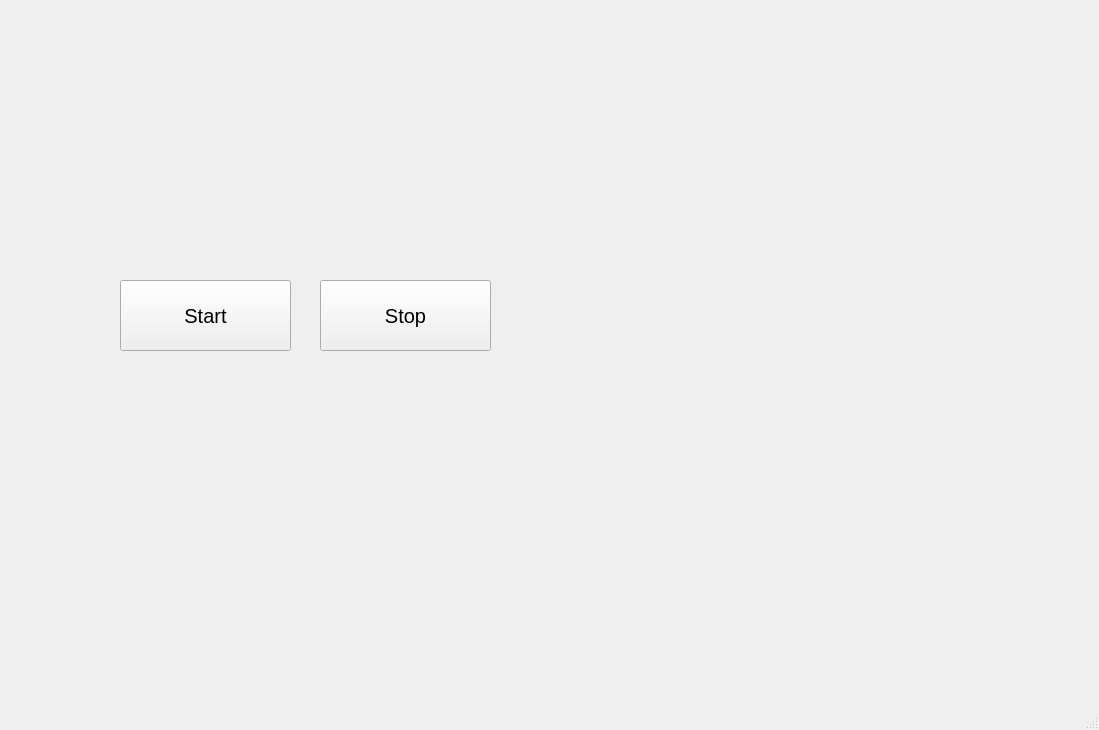
This is cpp-analyzer/ui/mainwindow.ui in FedarKryvitski/Spectrum-analyzer as Qt 5 draws it before an edit. The edited form follows.
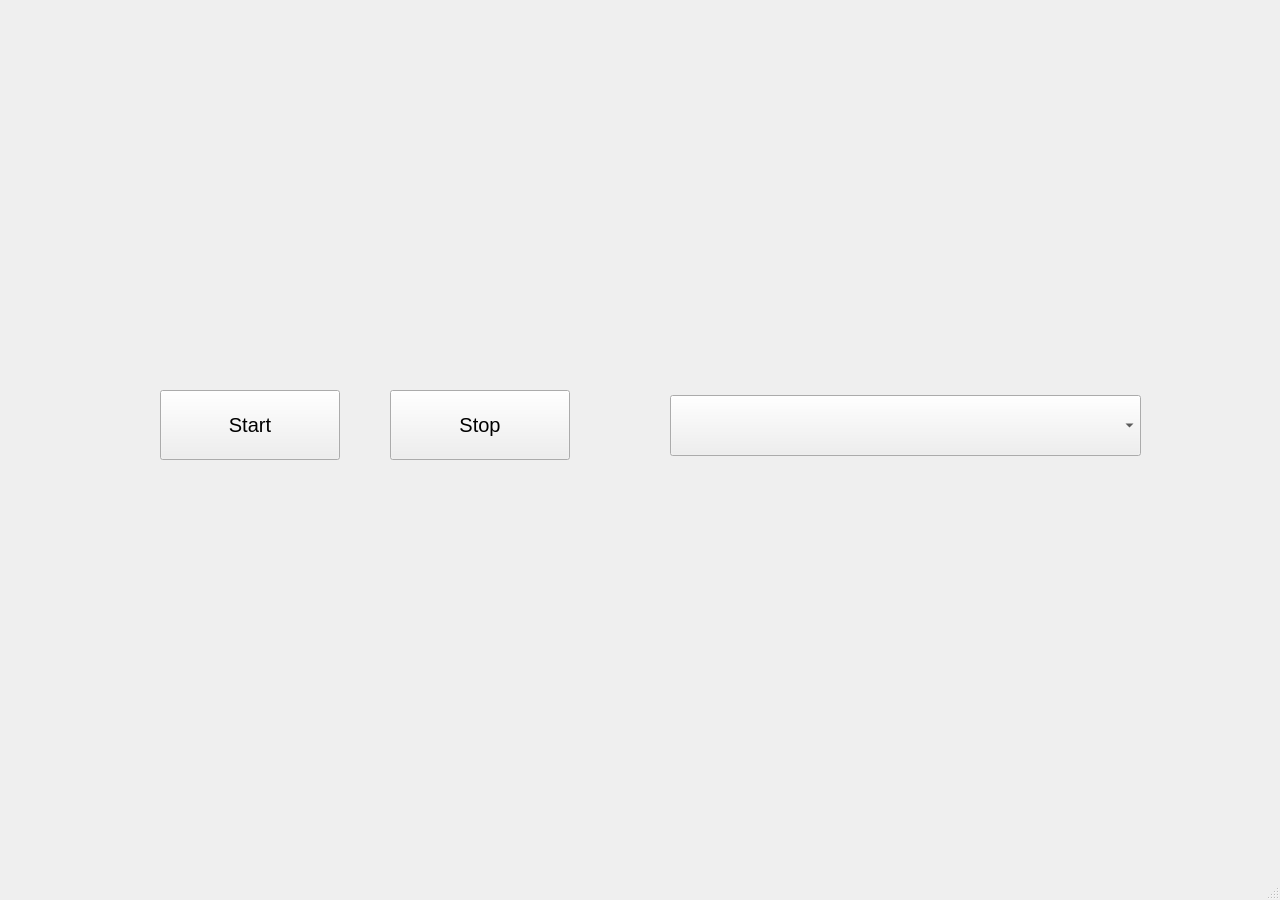
This is the edited form. Custom widgets are drawn as their Qt base class.

The edit to the form file:
```diff
--- a/cpp-analyzer/ui/mainwindow.ui
+++ b/cpp-analyzer/ui/mainwindow.ui
@@ -6,8 +6,8 @@
    <rect>
     <x>0</x>
     <y>0</y>
-    <width>1099</width>
-    <height>730</height>
+    <width>1280</width>
+    <height>900</height>
    </rect>
   </property>
   <property name="windowTitle">
@@ -17,20 +17,20 @@
    <widget class="QCustomPlot" name="amplitudePlot" native="true">
     <property name="geometry">
      <rect>
-      <x>110</x>
-      <y>40</y>
-      <width>761</width>
-      <height>201</height>
+      <x>190</x>
+      <y>10</y>
+      <width>900</width>
+      <height>360</height>
      </rect>
     </property>
    </widget>
    <widget class="QPushButton" name="buttonStart">
     <property name="geometry">
      <rect>
-      <x>120</x>
-      <y>280</y>
-      <width>171</width>
-      <height>71</height>
+      <x>160</x>
+      <y>390</y>
+      <width>180</width>
+      <height>70</height>
      </rect>
     </property>
     <property name="font">
@@ -45,10 +45,10 @@
    <widget class="QPushButton" name="buttonStop">
     <property name="geometry">
      <rect>
-      <x>320</x>
-      <y>280</y>
-      <width>171</width>
-      <height>71</height>
+      <x>390</x>
+      <y>390</y>
+      <width>180</width>
+      <height>70</height>
      </rect>
     </property>
     <property name="font">
@@ -63,13 +63,28 @@
    <widget class="QCustomPlot" name="frequencyPlot" native="true">
     <property name="geometry">
      <rect>
-      <x>110</x>
-      <y>420</y>
-      <width>761</width>
-      <height>221</height>
+      <x>190</x>
+      <y>470</y>
+      <width>900</width>
+      <height>360</height>
      </rect>
     </property>
    </widget>
+   <widget class="QComboBox" name="comboBox">
+    <property name="geometry">
+     <rect>
+      <x>670</x>
+      <y>395</y>
+      <width>471</width>
+      <height>61</height>
+     </rect>
+    </property>
+    <property name="font">
+     <font>
+      <pointsize>15</pointsize>
+     </font>
+    </property>
+   </widget>
   </widget>
   <widget class="QMenuBar" name="menubar">
    <property name="geometry">
```
Left out of the diff: 2 changed lines with no effect on the pictures.
